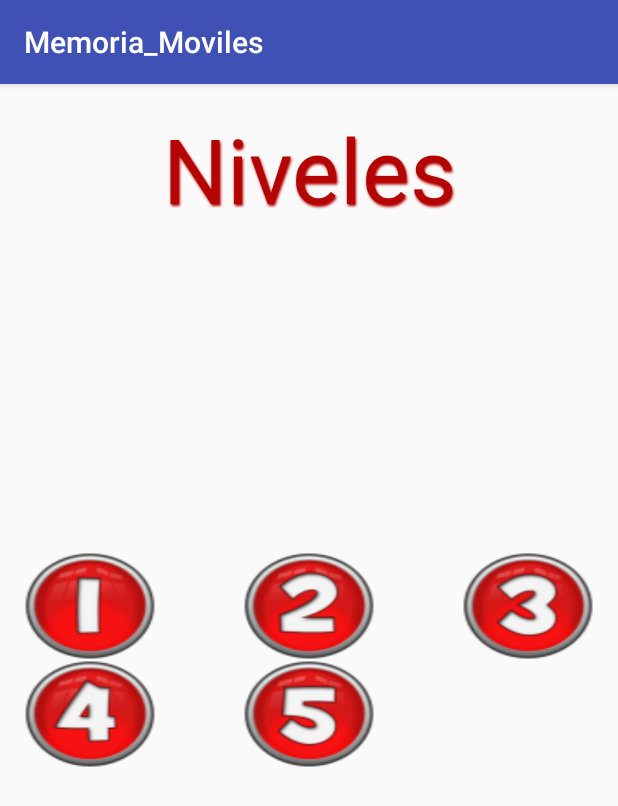
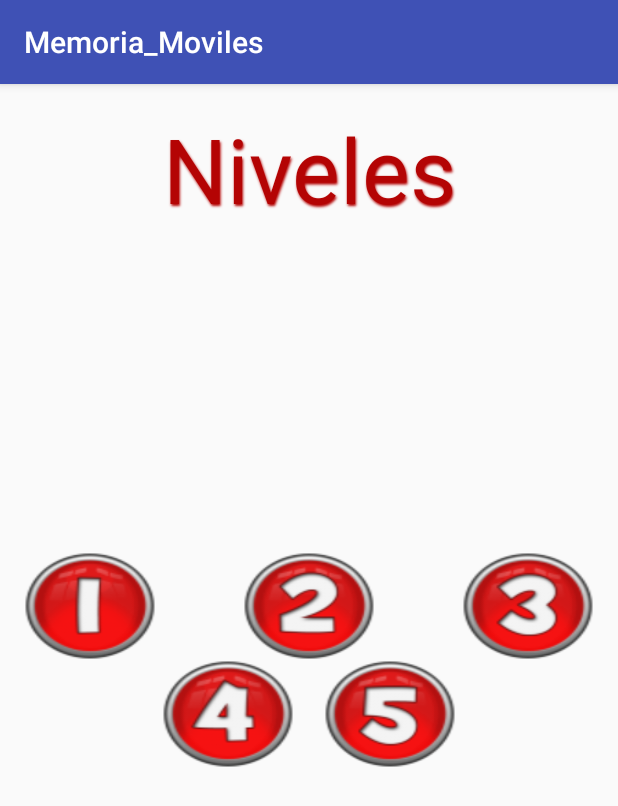
Before and after one commit to ribohe94/memoria_mobiles, an Android app: the LevelSelector screen opened directly, with no data from a screen before it, on a phone screen of 412 x 824 dp. Shown: the top 806 px of the screen. Run offline under Robolectric (Android 15) with nearby library versions, the phone set to English and light mode, and no system bars; Roboto replaces fonts that are not available here; 1 statement that could not run was skipped.

Commit message:
Botones
Botones Acomodados

```diff
--- a/app/src/main/AndroidManifest.xml
+++ b/app/src/main/AndroidManifest.xml
@@ -54,7 +54,7 @@
 
         <activity
             android:name=".Activities.PantallaInicio"
-            android:label="@string/title_activity_pantalla_inicio"
+            android:label="@string/app_name"
             android:theme="@style/AppTheme.NoActionBar" >
             <intent-filter>
                 <action android:name="android.intent.action.MAIN" />
--- a/app/src/main/res/layout/activity_level_selector.xml
+++ b/app/src/main/res/layout/activity_level_selector.xml
@@ -57,9 +57,9 @@
         android:id="@+id/btnNivel4"
         android:layout_row="1"
         android:layout_column="0"
-        android:layout_below="@+id/gridLayout"
-        android:layout_alignParentLeft="true"
-        android:layout_alignParentStart="true" />
+        android:layout_alignTop="@+id/gridLayout"
+        android:layout_alignLeft="@+id/textView2"
+        android:layout_alignStart="@+id/textView2" />
 
     <Button
         android:layout_width="wrap_content"
@@ -68,8 +68,9 @@
         android:id="@+id/btnNivel5"
         android:layout_row="1"
         android:layout_column="1"
-        android:layout_below="@+id/gridLayout"
-        android:layout_centerHorizontal="true" />
+        android:layout_alignTop="@+id/gridLayout"
+        android:layout_alignRight="@+id/textView2"
+        android:layout_alignEnd="@+id/textView2" />
 
 
 
```
